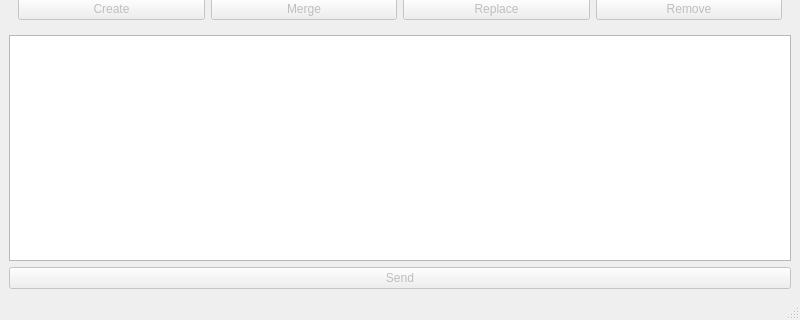
First picture: the form in tools/test_gui/config.ui, repository CZ-NIC/nuci, before the edit; both pictures show x 0 to 800 and y 280 to 600 of the 800 by 600 pixel window.
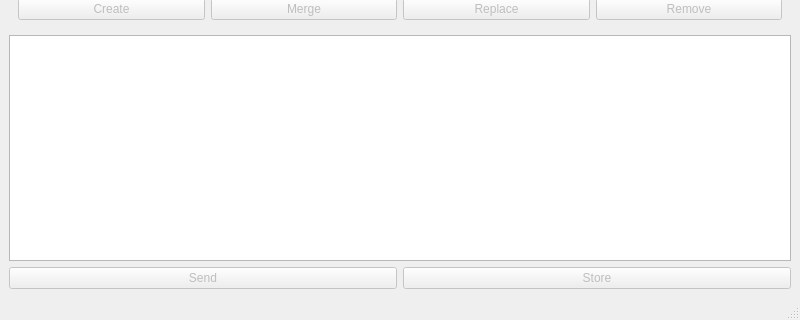
Second picture: the form after the edit.

Commit message: Another button to store stuff

The edit to the form file:
```diff
--- a/tools/test_gui/config.ui
+++ b/tools/test_gui/config.ui
@@ -91,6 +91,8 @@
      </widget>
     </item>
     <item>
+     <layout class="QHBoxLayout" name="horizontalLayout_2">
+      <item>
      <widget class="QPushButton" name="sendButton">
       <property name="enabled">
        <bool>false</bool>
@@ -99,6 +101,18 @@
        <string>Send</string>
       </property>
      </widget>
+      </item>
+      <item>
+       <widget class="QPushButton" name="storeButton">
+        <property name="enabled">
+         <bool>false</bool>
+        </property>
+        <property name="text">
+         <string>Store</string>
+        </property>
+       </widget>
+      </item>
+     </layout>
     </item>
    </layout>
   </widget>
```
Lines whose indentation alone changed are shown as unchanged. The commit also changes 1 other file.
